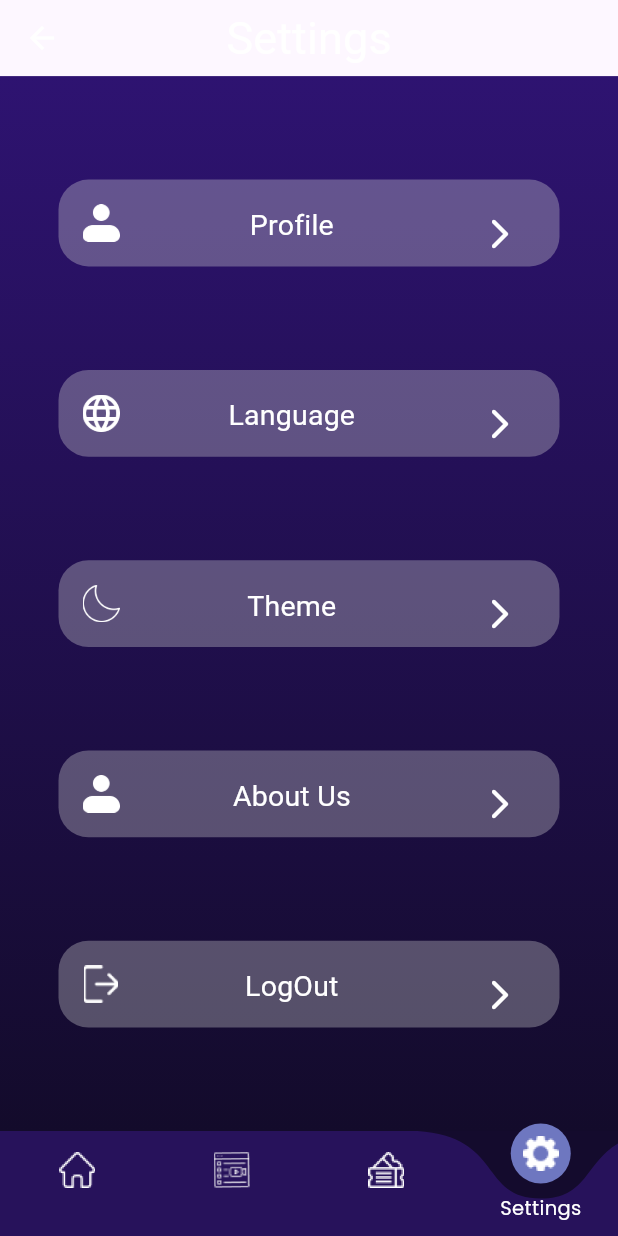
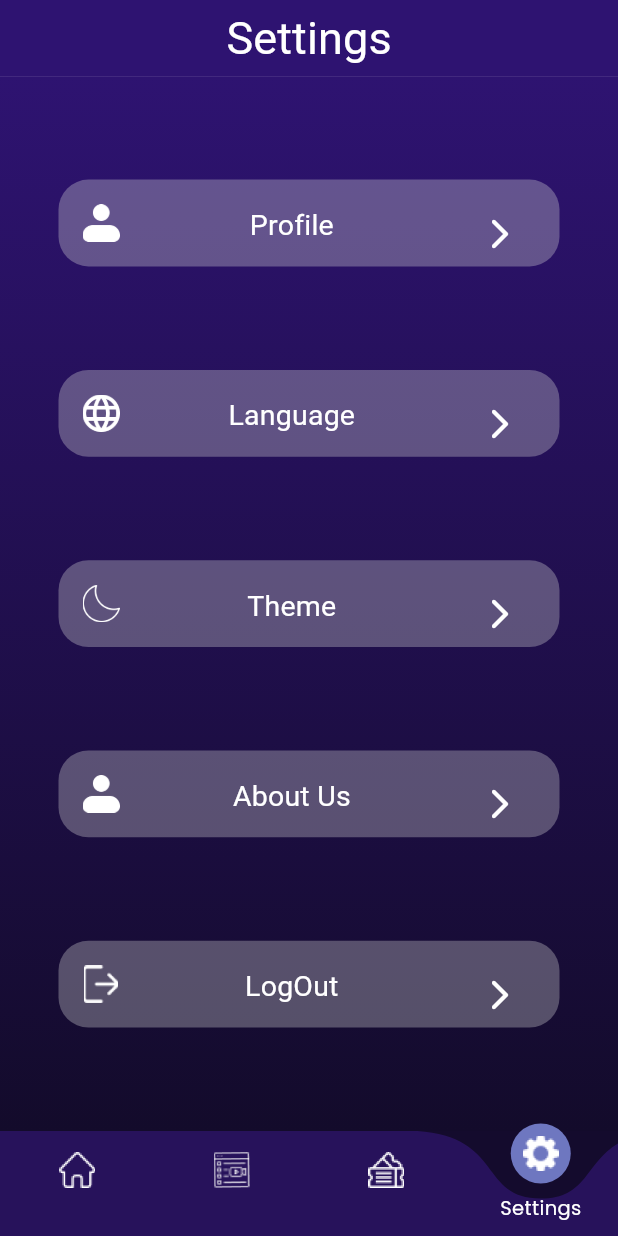
Before and after one commit to ZakariaEysa/Your-Seat-Graduation-Project, a Flutter app: the HomeLayout screen opened directly, item 4 of the bottom bar chosen, on a phone screen of 412 x 824 dp. Run offline on Flutter 3.47's test engine with Material 3 defaults, Android fonts, the phone set to English and light mode, and no system bars; drawn by our look-alikes of curved_labeled_navigation_bar; our stand-ins replace animate_do, bot_toast, cached_network_image, equatable, firebase_core, flutter_bloc and 3 more; accounts and stored records are empty.

Commit message:
Finish All Regex & the agreement button & the alignment of the screen & settings

```diff
--- a/lib/main.dart
+++ b/lib/main.dart
@@ -85,7 +85,7 @@ class MyApp extends StatelessWidget {
               supportedLocales: S.delegate.supportedLocales,
               debugShowCheckedModeBanner: false,
               builder: BotToastInit(),
-              home: SignUp(),
+              home: HomeLayout(),
             );
           });
     });
--- a/lib/widgets/app_bar/appbar.dart
+++ b/lib/widgets/app_bar/appbar.dart
@@ -2,6 +2,7 @@ import 'package:flutter/material.dart';
 
 class BuilderAppBar extends StatelessWidget {
   const BuilderAppBar({
+    this.leading,
     super.key,
     this.title = "",
     this.actions
@@ -10,20 +11,20 @@ class BuilderAppBar extends StatelessWidget {
 
   final String title;
   final List<Widget>? actions;
+  final Widget? leading;
 
   @override
   Widget build(BuildContext context) {
     var theme = Theme.of(context);
     return AppBar(
-
       elevation: 0,
-      backgroundColor: Colors.transparent,
       title: Text(
         title,
         style:theme.textTheme.labelLarge!.copyWith(fontSize:30),
       ),
       centerTitle: true,
-      leading: actions != null ? actions![0] : null ,
+      leading: leading ,
+      actions: actions,
     );
   }
 }
--- a/lib/widgets/application_theme/applicaton_theme.dart
+++ b/lib/widgets/application_theme/applicaton_theme.dart
@@ -52,7 +52,7 @@ class ApplicationTheme {
       appBarTheme: AppBarTheme(
           iconTheme: const IconThemeData(color: Colors.white),
           elevation: 0.0,
-          backgroundColor: Colors.transparent,
+          backgroundColor:const Color(0xFF2E1371),
           titleTextStyle: GoogleFonts.aDLaMDisplay(
             fontStyle: FontStyle.normal,
             color: Colors.white,
```
